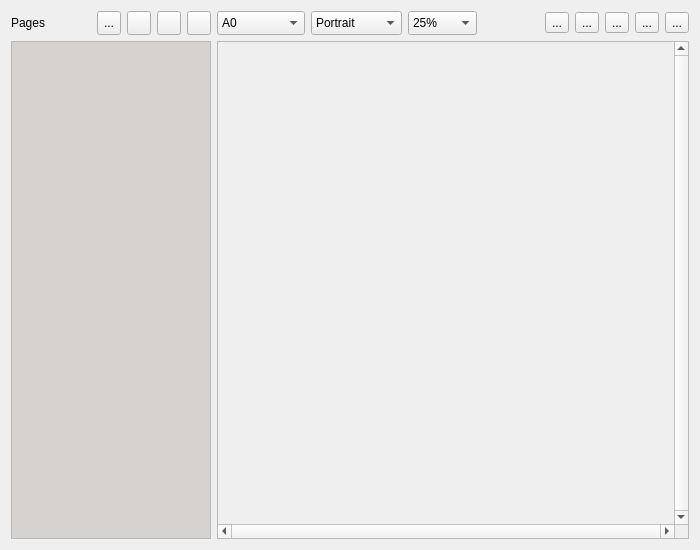
First picture: the form in ui/PrintSetup.ui, repository KDE/kxstitch, before the edit.
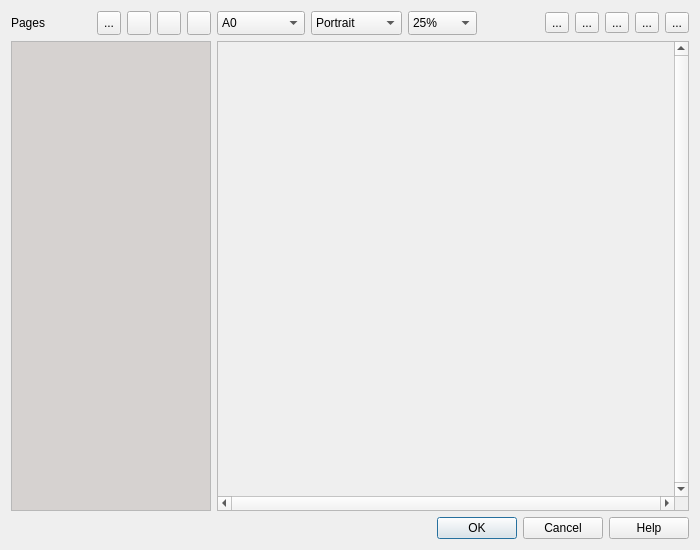
Second picture: the form after the edit. Custom widgets are drawn as their Qt base class.

Commit message: KDialog -> QDialog

What changed in the file:
```diff
--- a/ui/PrintSetup.ui
+++ b/ui/PrintSetup.ui
@@ -657,6 +657,13 @@
      </widget>
     </widget>
    </item>
+   <item row="2" column="0" colspan="14">
+    <widget class="QDialogButtonBox" name="DialogButtonBox">
+     <property name="standardButtons">
+      <set>QDialogButtonBox::Cancel|QDialogButtonBox::Help|QDialogButtonBox::Ok</set>
+     </property>
+    </widget>
+   </item>
   </layout>
  </widget>
  <customwidgets>
```
The commit also changes 2 other files.
